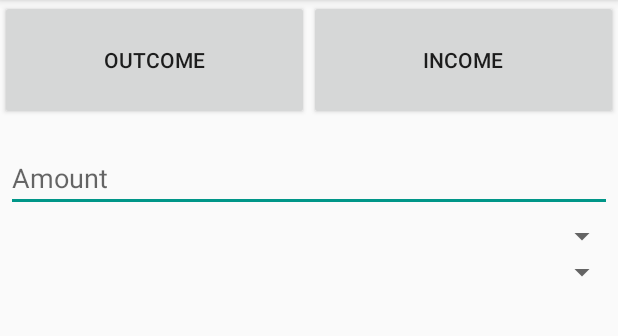
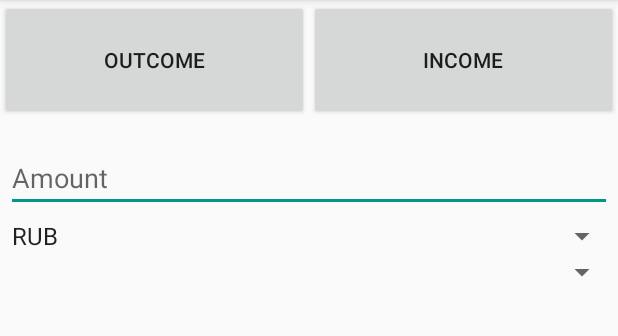
Before and after one commit to Gammanik/FinanceTracker, an Android app: the screen it shows after launch (MainActivity), after a tap on an icon or button, on a phone screen of 412 x 824 dp, the part 84-420 px from its top. Run offline under Robolectric (Android 15) with nearby library versions, the light colour scheme and no system bars.

Commit message:
added currency spinner

```diff
--- /dev/null
+++ b/app/src/main/java/io/github/meliphant/financetracker/CurrencySpinnerInflater.kt
@@ -0,0 +1,5 @@
+package io.github.meliphant.financetracker
+
+class CurrencySpinnerInflater {
+
+}
--- a/app/src/main/java/io/github/meliphant/financetracker/MainActivity.kt
+++ b/app/src/main/java/io/github/meliphant/financetracker/MainActivity.kt
@@ -2,7 +2,6 @@ package io.github.meliphant.financetracker
 
 import android.content.Intent
 import android.os.Bundle
-import android.support.design.widget.Snackbar
 import android.support.v7.app.AppCompatActivity
 import android.view.Menu
 import android.view.MenuItem
@@ -20,9 +19,9 @@ class MainActivity : AppCompatActivity() {
         showBalance()
 
         fab.setOnClickListener { view ->
-            val dialog = FullScreenDialog()
+            val dialog = NewTransactionDialog()
             val ft = supportFragmentManager.beginTransaction()
-            dialog.show(ft, FullScreenDialog.TAG)
+            dialog.show(ft, NewTransactionDialog.TAG)
         }
     }
 
--- a/app/src/main/java/io/github/meliphant/financetracker/FullScreenDialog.kt
+++ b/app/src/main/java/io/github/meliphant/financetracker/NewTransactionDialog.kt
@@ -5,10 +5,13 @@ import android.support.v4.app.DialogFragment
 import android.view.LayoutInflater
 import android.view.View
 import android.view.ViewGroup
+import android.widget.AdapterView
+import android.widget.ArrayAdapter
+import android.widget.Toast
 import kotlinx.android.synthetic.main.dialog_layout.*
 
 
-class FullScreenDialog : DialogFragment() {
+class NewTransactionDialog : DialogFragment(), AdapterView.OnItemSelectedListener {
 
     override fun onCreate(savedInstanceState: Bundle?) {
         super.onCreate(savedInstanceState)
@@ -31,11 +34,28 @@ class FullScreenDialog : DialogFragment() {
 
     override fun onActivityCreated(savedInstanceState: Bundle?) {
         super.onActivityCreated(savedInstanceState)
+
         button_close?.setOnClickListener { _ -> dismiss() }
         //TODO: save info when button_save clicked
+
+        val dataAdapter = ArrayAdapter<String>(context,
+                android.R.layout.simple_spinner_item, currencyList)
+        dataAdapter.setDropDownViewResource(android.R.layout.simple_spinner_dropdown_item)
+        spinner_currency.adapter = dataAdapter
+        spinner_currency.setOnItemSelectedListener(this)
+    }
+
+    override fun onNothingSelected(parent: AdapterView<*>?) {
+    }
+
+    override fun onItemSelected(parent: AdapterView<*>?, view: View?, position: Int, id: Long) {
+        val item = parent?.getItemAtPosition(position).toString()
+        Toast.makeText(parent?.context, "Selected: $item", Toast.LENGTH_LONG).show()
     }
 
     companion object {
-        val TAG = "FullScreenDialog"
+        val TAG = "NewTransactionDialog"
+        //TODO: add currencies API
+        private val currencyList = listOf<String>("RUB", "USD")
     }
 }
--- a/app/src/main/res/layout/dialog_layout.xml
+++ b/app/src/main/res/layout/dialog_layout.xml
@@ -43,14 +43,14 @@
             android:layout_width="0dp"
             android:layout_height="80dp"
             android:layout_weight="1"
-            android:text="@string/outcome"/>
+            android:text="@string/outcome" />
 
         <Button
             android:id="@+id/btn_income"
             android:layout_width="0dp"
             android:layout_height="80dp"
             android:layout_weight="1"
-            android:text="@string/income"/>
+            android:text="@string/income" />
 
     </LinearLayout>
 
@@ -63,14 +63,17 @@
         android:layout_marginRight="4dp"
         android:layout_marginTop="16dp"
         android:hint="@string/hint_amount"
-        android:inputType="number" />
+        android:inputType="numberDecimal" />
+
     <Spinner
         android:id="@+id/spinner_currency"
         android:layout_width="match_parent"
-        android:layout_height="wrap_content" />
+        android:layout_height="wrap_content"
+        android:dropDownVerticalOffset="100dp"/>
+
     <Spinner
         android:id="@+id/spinner_category"
         android:layout_width="match_parent"
-        android:layout_height="wrap_content" />
+        android:layout_height="wrap_content"/>
 
 </LinearLayout>
```
